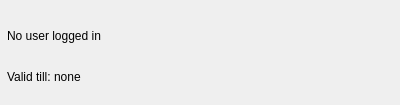
Above: LEO_sniffy/GUI/widgetlogininfo.ui from jirik09/Sniffy before the change. Below: the same form after it.
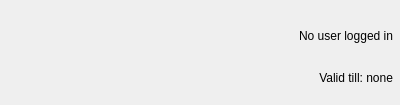
That is the form after the change. Custom widgets are drawn as their Qt base class.

Diff of the .ui file:
```diff
--- a/LEO_sniffy/GUI/widgetlogininfo.ui
+++ b/LEO_sniffy/GUI/widgetlogininfo.ui
@@ -18,7 +18,7 @@
     <number>5</number>
    </property>
    <property name="leftMargin">
-    <number>5</number>
+    <number>2</number>
    </property>
    <property name="topMargin">
     <number>5</number>
@@ -42,49 +42,17 @@
        <number>2</number>
       </property>
       <property name="leftMargin">
-       <number>2</number>
+       <number>0</number>
       </property>
       <property name="topMargin">
        <number>2</number>
       </property>
       <property name="rightMargin">
-       <number>2</number>
+       <number>0</number>
       </property>
       <property name="bottomMargin">
-       <number>2</number>
+       <number>0</number>
       </property>
-      <item>
-       <widget class="QWidget" name="widget_2" native="true">
-        <layout class="QVBoxLayout" name="verticalLayout">
-         <property name="spacing">
-          <number>2</number>
-         </property>
-         <property name="leftMargin">
-          <number>0</number>
-         </property>
-         <property name="rightMargin">
-          <number>2</number>
-         </property>
-         <property name="bottomMargin">
-          <number>2</number>
-         </property>
-         <item>
-          <widget class="ClickableLabel" name="label_email">
-           <property name="text">
-            <string>No user logged in</string>
-           </property>
-          </widget>
-         </item>
-         <item>
-          <widget class="ClickableLabel" name="label_valid">
-           <property name="text">
-            <string>Valid till: none</string>
-           </property>
-          </widget>
-         </item>
-        </layout>
-       </widget>
-      </item>
       <item>
        <widget class="QWidget" name="widget_3" native="true">
         <property name="minimumSize">
@@ -104,16 +72,16 @@
           <number>2</number>
          </property>
          <property name="leftMargin">
-          <number>2</number>
+          <number>0</number>
          </property>
          <property name="topMargin">
-          <number>2</number>
+          <number>9</number>
          </property>
          <property name="rightMargin">
-          <number>2</number>
+          <number>6</number>
          </property>
          <property name="bottomMargin">
-          <number>2</number>
+          <number>0</number>
          </property>
          <item>
           <widget class="QPushButton" name="pushButton">
@@ -152,6 +120,50 @@
         </layout>
        </widget>
       </item>
+      <item>
+       <widget class="QWidget" name="widget_2" native="true">
+    <property name="sizePolicy">
+     <sizepolicy hsizetype="Expanding" vsizetype="Preferred">
+      <horstretch>0</horstretch>
+      <verstretch>0</verstretch>
+     </sizepolicy>
+    </property>
+        <layout class="QVBoxLayout" name="verticalLayout">
+         <property name="spacing">
+          <number>2</number>
+         </property>
+         <property name="leftMargin">
+          <number>8</number>
+         </property>
+         <property name="rightMargin">
+          <number>2</number>
+         </property>
+         <property name="bottomMargin">
+          <number>2</number>
+         </property>
+         <item>
+          <widget class="ClickableLabel" name="label_email">
+           <property name="text">
+            <string>No user logged in</string>
+           </property>
+       <property name="alignment">
+        <set>Qt::AlignRight|Qt::AlignVCenter</set>
+       </property>
+          </widget>
+         </item>
+         <item>
+          <widget class="ClickableLabel" name="label_valid">
+           <property name="text">
+            <string>Valid till: none</string>
+           </property>
+       <property name="alignment">
+        <set>Qt::AlignRight|Qt::AlignVCenter</set>
+       </property>
+          </widget>
+         </item>
+        </layout>
+       </widget>
+      </item>
      </layout>
     </widget>
    </item>
```
